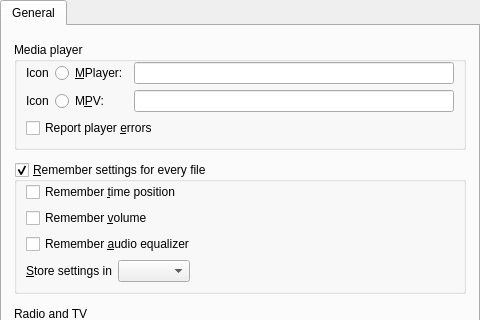
wilbert2000/wzplayer, file src/gui/pref/general.ui: the form before one commit; both pictures show x 0 to 480 and y 0 to 320 of the 480 by 460 pixel window.
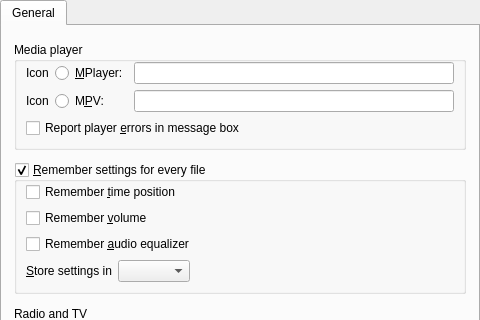
The form after the commit. Custom widgets are drawn as their Qt base class.

```diff
--- a/src/gui/pref/general.ui
+++ b/src/gui/pref/general.ui
@@ -95,7 +95,7 @@
           <item>
            <widget class="QCheckBox" name="report_player_crashes_check">
             <property name="text">
-             <string notr="true">Report player &amp;errors</string>
+             <string notr="true">Report player &amp;errors in message box</string>
             </property>
            </widget>
           </item>
```
